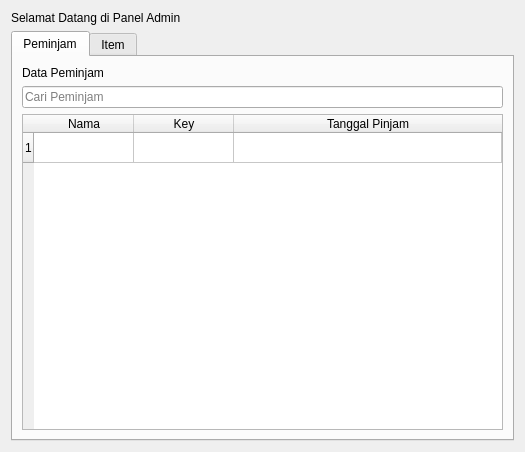
Qt form Ui/admin.ui (vrw93/Inventory-App) before a commit.
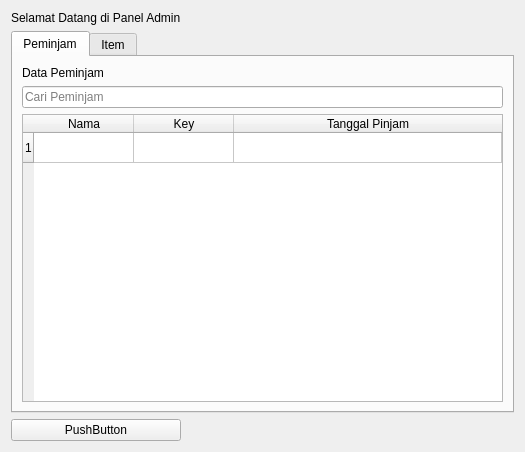
The same form after that commit.

Commit message: Add Theme Switcher Feature

What changed in the file:
```diff
--- a/Ui/admin.ui
+++ b/Ui/admin.ui
@@ -21,7 +21,7 @@
      </property>
     </widget>
    </item>
-   <item row="2" column="0">
+   <item row="2" column="0" colspan="2">
     <widget class="QTabWidget" name="tabWidget">
      <property name="currentIndex">
       <number>0</number>
@@ -136,6 +136,26 @@
      </widget>
     </widget>
    </item>
+   <item row="3" column="0">
+    <widget class="QPushButton" name="ThemeSwitcher">
+     <property name="text">
+      <string>PushButton</string>
+     </property>
+    </widget>
+   </item>
+   <item row="3" column="1">
+    <spacer name="horizontalSpacer">
+     <property name="orientation">
+      <enum>Qt::Orientation::Horizontal</enum>
+     </property>
+     <property name="sizeHint" stdset="0">
+      <size>
+       <width>40</width>
+       <height>20</height>
+      </size>
+     </property>
+    </spacer>
+   </item>
   </layout>
  </widget>
  <resources/>
```
The commit also changes 5 other files.
